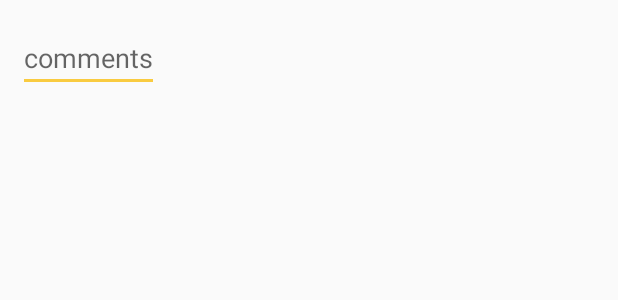
After one commit to CecileRobertMichon/BioMusic, an Android app: the layout save_session_dialog.xml on its own in the app's theme, with its tools: preview values and no code run, on a phone screen of 412 x 824 dp. The commit adds this screen. Shown: the top 300 px of the screen. Run offline under Robolectric (Android 15) with nearby library versions, the phone set to English and light mode, and no system bars.

Commit message:
Added dialog

```diff
--- a/app/src/main/java/com/dp/cecile/biomusic/MainActivity.java
+++ b/app/src/main/java/com/dp/cecile/biomusic/MainActivity.java
@@ -126,6 +126,12 @@ public class MainActivity extends AppCompatActivity implements CompoundButton.On
         if (switchMusic != null) {
             switchMusic.setOnCheckedChangeListener(this);
         }
+
+    }
+
+    public void showSaveSessionDialog() {
+        SessionDialog dialog = new SessionDialog();
+        dialog.show(getSupportFragmentManager(), "session dialog");
 
     }
 
--- a/app/src/main/java/com/dp/cecile/biomusic/ManagerDevice.java
+++ b/app/src/main/java/com/dp/cecile/biomusic/ManagerDevice.java
@@ -94,6 +94,7 @@ public class ManagerDevice implements DataListener, DeviceStateChangeListener {
 			mActivity.stopUpdateUIDataTimer();
 			mActivity.stopMusic();
 			mActivity.toastMessage("Disconnected.");
+			mActivity.showSaveSessionDialog();
 			break;
 		default:
 			break;
--- /dev/null
+++ b/app/src/main/res/layout/save_session_dialog.xml
@@ -0,0 +1,27 @@
+<LinearLayout xmlns:android="http://schemas.android.com/apk/res/android"
+    android:orientation="vertical"
+    android:layout_width="wrap_content"
+    android:layout_height="wrap_content">
+
+ <!--   <TextView
+        android:id="@+id/emotion_question"
+        android:layout_width="match_parent"
+        android:layout_height="wrap_content"
+        android:layout_marginTop="16dp"
+        android:layout_marginLeft="12dp"
+        android:layout_marginRight="12dp"
+        android:layout_marginBottom="12dp"
+        style="@style/AlertDialog.AppCompat"
+        android:text="What emotion best describes how you felt during the recording?"/> -->
+
+    <EditText
+        android:id="@+id/notes"
+        android:inputType="text"
+        android:layout_width="match_parent"
+        android:layout_height="wrap_content"
+        android:layout_marginTop="16dp"
+        android:layout_marginLeft="12dp"
+        android:layout_marginRight="12dp"
+        android:layout_marginBottom="12dp"
+        android:hint="comments" />
+</LinearLayout>
--- a/app/src/main/res/values/strings.xml
+++ b/app/src/main/res/values/strings.xml
@@ -8,5 +8,7 @@
     <string name="drawer_open">Open Drawer</string>
     <string name="drawer_close">Close Drawer</string>
     <string name="title_activity_history">HistoryActivity</string>
+    <string name="save">Save</string>
+    <string name="discard">Discard</string>
 
 </resources>
```
Also changed, not shown: app/src/main/java/com/dp/cecile/biomusic/SessionDialog.java (added, +50 -0 lines).
